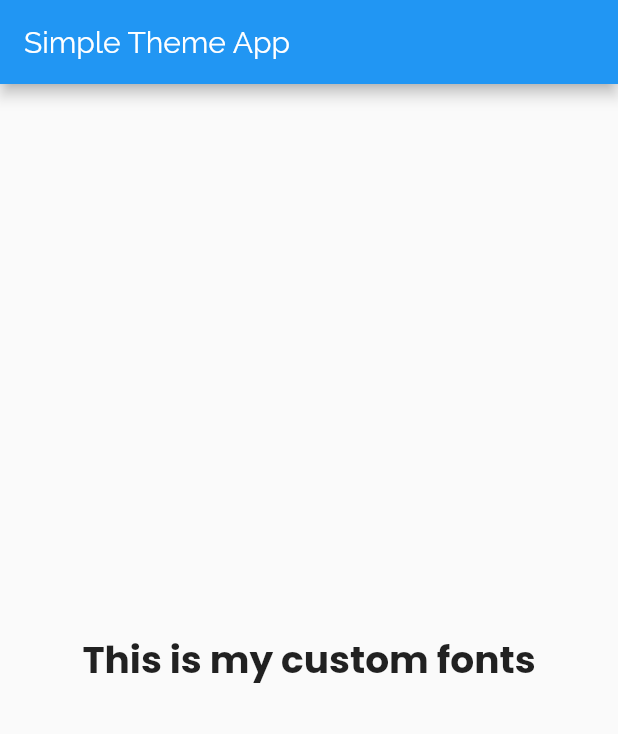
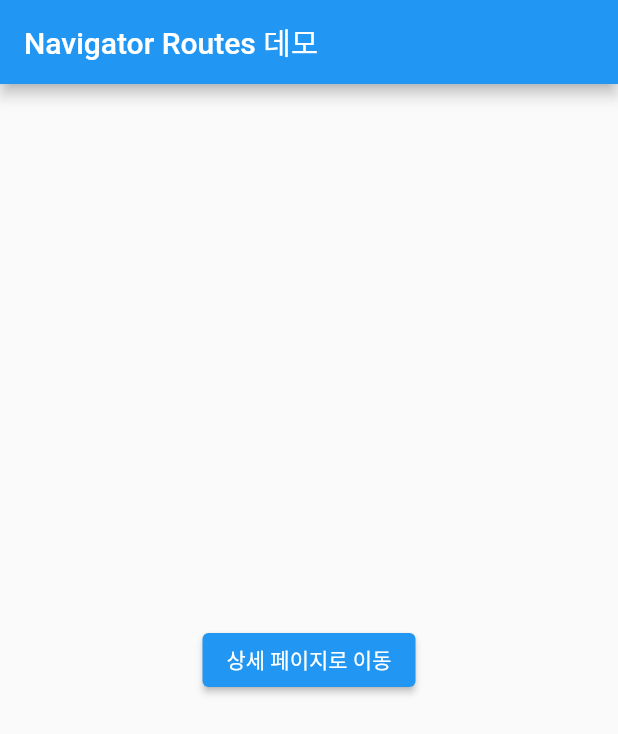
Before and after one commit to ejjang2030/starter_flutter, a Flutter app: the screen it shows after launch, on a phone screen of 412 x 824 dp. Shown: the top 734 px of the screen. Run offline on Flutter 3.47's test engine with Material 2 defaults, Android fonts, the phone set to English and light mode, and no system bars; our stand-ins replace contacts_service, permission_handler.

Commit message:
feat : routing pages

```diff
--- /dev/null
+++ b/lib/ch5_routes_and_states/5_1_move_new_page.dart
@@ -0,0 +1,102 @@
+import 'package:flutter/material.dart';
+
+class NavigatorPushDemo extends StatelessWidget {
+  @override
+  Widget build(BuildContext context) {
+    return MaterialApp(
+      debugShowCheckedModeBanner: false,
+      home: MainPage(),
+    );
+  }
+}
+
+class MainPage extends StatelessWidget {
+  _showNextPage(BuildContext context) => Navigator.push(
+      context, MaterialPageRoute(builder: (context) => NextPage()));
+
+  @override
+  Widget build(BuildContext context) {
+    return Scaffold(
+      appBar: AppBar(
+        title: Text('Navigator 기본 데모'),
+      ),
+      body: Center(
+        child: ElevatedButton(
+          onPressed: () => _showNextPage(context),
+          child: Text('다음 화면으로 이동'),
+        ),
+      ),
+    );
+  }
+}
+
+class NextPage extends StatelessWidget {
+  _backToMainPage(BuildContext context) => Navigator.pop(context);
+
+  @override
+  Widget build(BuildContext context) {
+    return Scaffold(
+      appBar: AppBar(
+        title: Text('다음 페이지'),
+      ),
+      body: Center(
+        child: ElevatedButton(
+          onPressed: () => _backToMainPage(context),
+          child: Text('돌아가기'),
+        ),
+      ),
+    );
+  }
+}
+
+class NavigatorRoutesDemo extends StatelessWidget {
+  @override
+  Widget build(BuildContext context) {
+    return MaterialApp(
+      debugShowCheckedModeBanner: false,
+      initialRoute: '/',
+      routes: {
+        '/': (context) => MainPage2(),
+        '/next': (context) => NextPage2(),
+      },
+    );
+  }
+}
+
+class MainPage2 extends StatelessWidget {
+  _showNextPage(BuildContext context) => Navigator.pushNamed(context, '/next');
+
+  @override
+  Widget build(BuildContext context) {
+    return Scaffold(
+      appBar: AppBar(
+        title: Text('Navigator Routes 데모'),
+      ),
+      body: Center(
+        child: ElevatedButton(
+          onPressed: () => _showNextPage(context),
+          child: Text('상세 페이지로 이동'),
+        ),
+      ),
+    );
+  }
+}
+
+class NextPage2 extends StatelessWidget {
+  _backToMainPage(BuildContext context) => Navigator.pop(context);
+
+  @override
+  Widget build(BuildContext context) {
+    return Scaffold(
+      appBar: AppBar(
+        title: Text('다음 페이지'),
+      ),
+      body: Center(
+        child: ElevatedButton(
+          onPressed: () => _backToMainPage(context),
+          child: Text('메인 페이지로 돌아가기'),
+        ),
+      ),
+    );
+  }
+}
--- a/lib/main.dart
+++ b/lib/main.dart
@@ -2,9 +2,10 @@ import 'package:flutter/material.dart';
 import 'ch4_layout_and_widget/4_3_container_row_column_widget.dart';
 import 'ch4_layout_and_widget/4_4_listview_widget.dart';
 import 'ch4_layout_and_widget/4_5_materialapp_and_scaffold_widget.dart';
+import 'ch5_routes_and_states/5_1_move_new_page.dart';
 
 void main() {
-  runApp(SimpleThemeApp());
+  runApp(NavigatorRoutesDemo());
 }
 
 class MyApp extends StatelessWidget {
```
